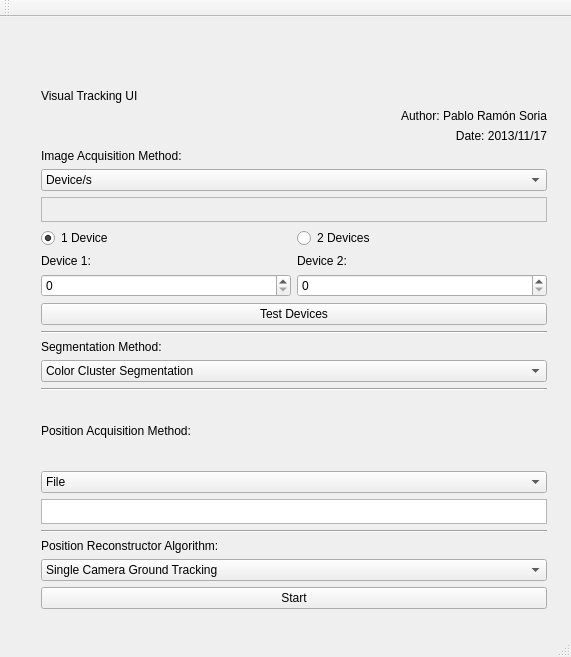
Qt form VisualTrackingUI-QT/VisualTrackingUI-QT/mainwindow.ui (Bardo91/DepartamentoESI) before a commit.
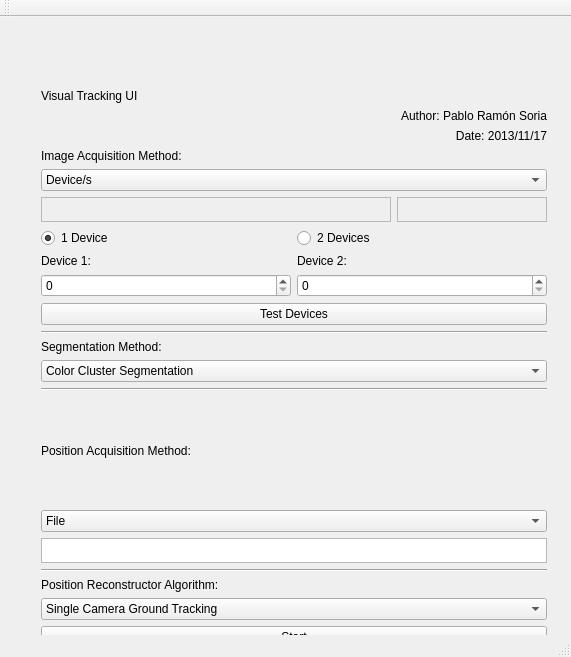
The same form after that commit.

```diff
--- a/VisualTrackingUI-QT/VisualTrackingUI-QT/mainwindow.ui
+++ b/VisualTrackingUI-QT/VisualTrackingUI-QT/mainwindow.ui
@@ -20,7 +20,7 @@
       <x>30</x>
       <y>61</y>
       <width>528</width>
-      <height>542</height>
+      <height>581</height>
      </rect>
     </property>
     <layout class="QVBoxLayout" name="mainLayout">
@@ -94,17 +94,37 @@
         </widget>
        </item>
        <item>
-        <widget class="QPlainTextEdit" name="imgAcqMethodEditText">
+        <layout class="QHBoxLayout" name="fileMethodLayout">
+         <property name="bottomMargin">
+          <number>0</number>
+         </property>
+         <item>
+          <widget class="QPlainTextEdit" name="imgAcqMethodPathEditText">
          <property name="enabled">
           <bool>false</bool>
          </property>
          <property name="maximumSize">
           <size>
-           <width>16777214</width>
+             <width>16777215</width>
            <height>25</height>
           </size>
          </property>
         </widget>
+         </item>
+         <item>
+          <widget class="QPlainTextEdit" name="imgAcqMethodFileNameEditText">
+           <property name="enabled">
+            <bool>false</bool>
+           </property>
+           <property name="maximumSize">
+            <size>
+             <width>150</width>
+             <height>25</height>
+            </size>
+           </property>
+          </widget>
+         </item>
+        </layout>
        </item>
        <item>
         <layout class="QVBoxLayout" name="deviceMethodLayout">
```
Lines whose indentation alone changed are shown as unchanged.
